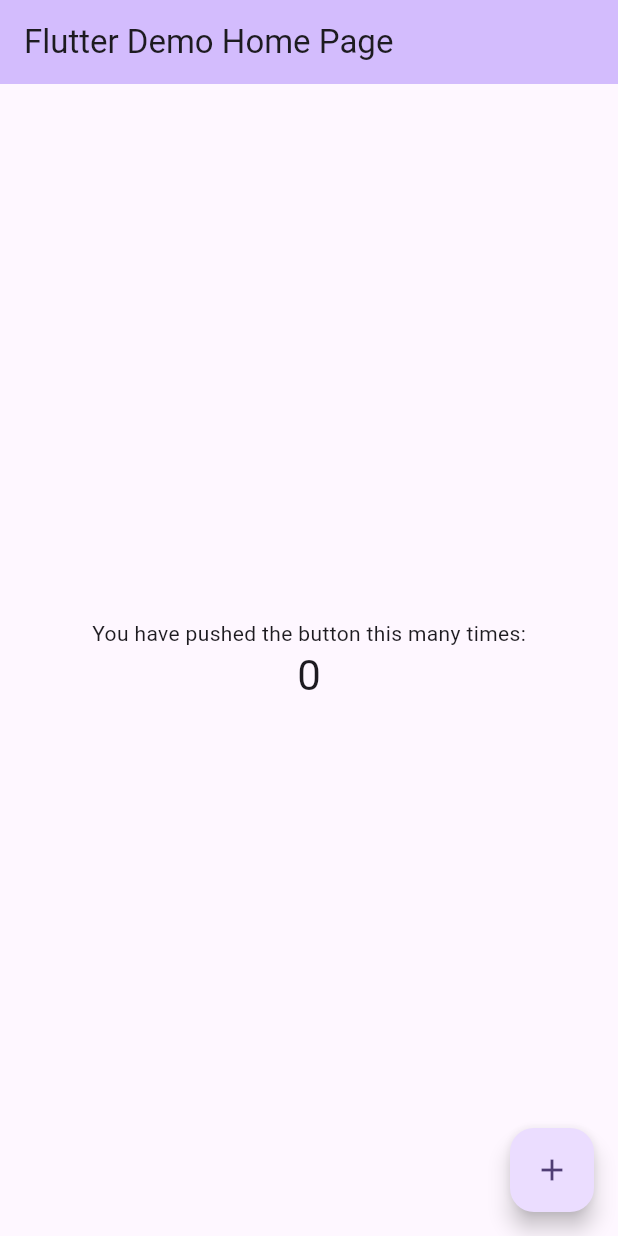
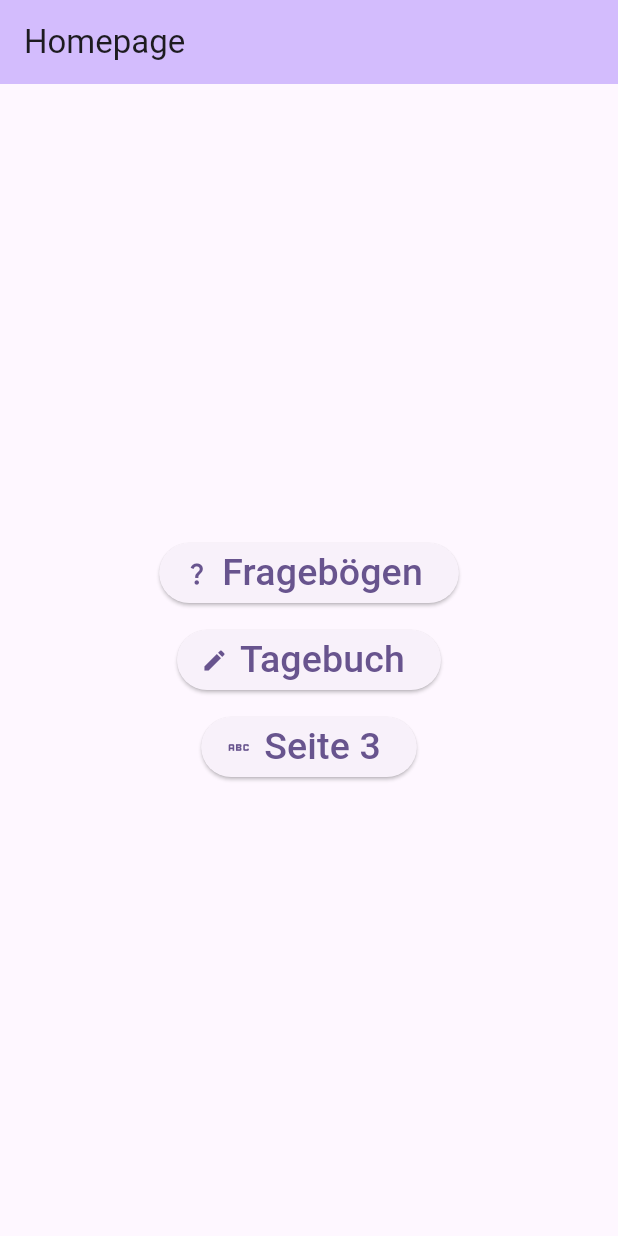
Before and after one commit to sarahthu/RLSApp, a Flutter app: the screen it shows after launch, on a phone screen of 412 x 824 dp. Run offline on Flutter 3.47's test engine with Material 3 defaults, Android fonts, the phone set to English and light mode, and no system bars.

Commit message:
Simple Flutter App hinzugefügt

```diff
--- a/patient_app/flutterapp/lib/main.dart
+++ b/patient_app/flutterapp/lib/main.dart
@@ -1,122 +1,135 @@
 import 'package:flutter/material.dart';
 
 void main() {
-  runApp(const MyApp());
+  runApp(MyApp());
 }
 
-class MyApp extends StatelessWidget {
+class MyApp extends StatelessWidget {  //Der Code in MyApp richtet die gesamte App ein
   const MyApp({super.key});
 
-  // This widget is the root of your application.
   @override
   Widget build(BuildContext context) {
     return MaterialApp(
-      title: 'Flutter Demo',
-      theme: ThemeData(
-        // This is the theme of your application.
-        //
-        // TRY THIS: Try running your application with "flutter run". You'll see
-        // the application has a purple toolbar. Then, without quitting the app,
-        // try changing the seedColor in the colorScheme below to Colors.green
-        // and then invoke "hot reload" (save your changes or press the "hot
-        // reload" button in a Flutter-supported IDE, or press "r" if you used
-        // the command line to start the app).
-        //
-        // Notice that the counter didn't reset back to zero; the application
-        // state is not lost during the reload. To reset the state, use hot
-        // restart instead.
-        //
-        // This works for code too, not just values: Most code changes can be
-        // tested with just a hot reload.
-        colorScheme: ColorScheme.fromSeed(seedColor: Colors.deepPurple),
-      ),
-      home: const MyHomePage(title: 'Flutter Demo Home Page'),
+        debugShowCheckedModeBanner: false, //macht das debug Banner oben rechts weg
+        title: 'Patient App',
+        theme: ThemeData(
+          colorScheme: ColorScheme.fromSeed(seedColor: Colors.deepPurple),
+        ),
+        home: const HomePage(title: 'Homepage'),
     );
   }
 }
 
-class MyHomePage extends StatefulWidget {
-  const MyHomePage({super.key, required this.title});
 
-  // This widget is the home page of your application. It is stateful, meaning
-  // that it has a State object (defined below) that contains fields that affect
-  // how it looks.
+//--------------------- Homepage --------------------------------------------------
 
-  // This class is the configuration for the state. It holds the values (in this
-  // case the title) provided by the parent (in this case the App widget) and
-  // used by the build method of the State. Fields in a Widget subclass are
-  // always marked "final".
-
+class HomePage extends StatelessWidget {
+  const HomePage({Key? key, required this.title}) : super(key: key);
   final String title;
 
   @override
-  State<MyHomePage> createState() => _MyHomePageState();
-}
-
-class _MyHomePageState extends State<MyHomePage> {
-  int _counter = 0;
-
-  void _incrementCounter() {
-    setState(() {
-      // This call to setState tells the Flutter framework that something has
-      // changed in this State, which causes it to rerun the build method below
-      // so that the display can reflect the updated values. If we changed
-      // _counter without calling setState(), then the build method would not be
-      // called again, and so nothing would appear to happen.
-      _counter++;
-    });
-  }
-
-  @override
   Widget build(BuildContext context) {
-    // This method is rerun every time setState is called, for instance as done
-    // by the _incrementCounter method above.
-    //
-    // The Flutter framework has been optimized to make rerunning build methods
-    // fast, so that you can just rebuild anything that needs updating rather
-    // than having to individually change instances of widgets.
     return Scaffold(
       appBar: AppBar(
-        // TRY THIS: Try changing the color here to a specific color (to
-        // Colors.amber, perhaps?) and trigger a hot reload to see the AppBar
-        // change color while the other colors stay the same.
         backgroundColor: Theme.of(context).colorScheme.inversePrimary,
-        // Here we take the value from the MyHomePage object that was created by
-        // the App.build method, and use it to set our appbar title.
-        title: Text(widget.title),
+        title: Text(title),
       ),
       body: Center(
-        // Center is a layout widget. It takes a single child and positions it
-        // in the middle of the parent.
         child: Column(
-          // Column is also a layout widget. It takes a list of children and
-          // arranges them vertically. By default, it sizes itself to fit its
-          // children horizontally, and tries to be as tall as its parent.
-          //
-          // Column has various properties to control how it sizes itself and
-          // how it positions its children. Here we use mainAxisAlignment to
-          // center the children vertically; the main axis here is the vertical
-          // axis because Columns are vertical (the cross axis would be
-          // horizontal).
-          //
-          // TRY THIS: Invoke "debug painting" (choose the "Toggle Debug Paint"
-          // action in the IDE, or press "p" in the console), to see the
-          // wireframe for each widget.
-          mainAxisAlignment: MainAxisAlignment.center,
-          children: <Widget>[
-            const Text('You have pushed the button this many times:'),
-            Text(
-              '$_counter',
-              style: Theme.of(context).textTheme.headlineMedium,
+          mainAxisAlignment: MainAxisAlignment.center,   //Buttons werden mittig in der Column angezeigt
+          children: [
+            ElevatedButton.icon(    //Knopf zur ersten Seite
+              icon: Icon(Icons.question_mark),
+              onPressed: () {
+                Navigator.push(context, MaterialPageRoute(builder: (context) {
+                  return const FragebogenPage(title: 'FragebogenPage');
+                }));
+              },
+              label: const Text('Fragebögen', style: TextStyle(fontSize: 25),),
+            ),
+            SizedBox(height: 10,),   //Abstand zwischen Knöpfen
+            ElevatedButton.icon(   //Knopf zur zweiten Seite
+              icon: Icon(Icons.mode_edit),
+              onPressed: () {
+                Navigator.push(context, MaterialPageRoute(builder: (context) {
+                  return const TagebuchPage(title: 'TagebuchPage');
+                }));
+              },
+              label: const Text('Tagebuch', style: TextStyle(fontSize: 25),),
+            ),
+            SizedBox(height: 10,),   //Abstand zwischen Knöpfen
+            ElevatedButton.icon(    //Knopf zur dritten Seite
+              icon: Icon(Icons.abc),
+              onPressed: () {
+                Navigator.push(context, MaterialPageRoute(builder: (context) {
+                  return const ThirdPage(title: 'ThirdPage');
+                }));
+              },
+              label: const Text('Seite 3', style: TextStyle(fontSize: 25),),
             ),
           ],
         ),
       ),
-      floatingActionButton: FloatingActionButton(
-        onPressed: _incrementCounter,
-        tooltip: 'Increment',
-        child: const Icon(Icons.add),
-      ), // This trailing comma makes auto-formatting nicer for build methods.
     );
   }
 }
+
+
+//--------------------- Erste Seite --------------------------------------------------
+
+class FragebogenPage extends StatelessWidget {
+  const FragebogenPage({Key? key, required this.title}) : super(key: key);
+  final String title;
+  @override
+  Widget build(BuildContext context) {
+    return Scaffold(
+      appBar: AppBar(
+        backgroundColor: Theme.of(context).colorScheme.inversePrimary,
+        title: Text(title),
+      ),
+      body: Center(
+        child: Text("Hallo das ist die Page für die Fragebögen", style: TextStyle(fontSize: 20),)
+      ),
+    );
+  }
+}
+
+
+//--------------------- Zweite Seite --------------------------------------------------
+
+class TagebuchPage extends StatelessWidget {
+  const TagebuchPage({Key? key, required this.title}) : super(key: key);
+  final String title;
+  @override
+  Widget build(BuildContext context) {
+    return Scaffold(
+      appBar: AppBar(
+        backgroundColor: Theme.of(context).colorScheme.inversePrimary,
+        title: Text(title),
+      ),
+      body: Center(
+        child: Text("Hallo das ist die Page für das Tagebuch", style: TextStyle(fontSize: 20),)
+      ),
+    );
+  }
+}
+
+
+//--------------------- Dritte Seite --------------------------------------------------
+
+class ThirdPage extends StatelessWidget {
+  const ThirdPage({Key? key, required this.title}) : super(key: key);
+  final String title;
+  @override
+  Widget build(BuildContext context) {
+    return Scaffold(
+      appBar: AppBar(
+        backgroundColor: Theme.of(context).colorScheme.inversePrimary,
+        title: Text(title),
+      ),
+      body: Center(
+        child: Text("Hallo das ist eine Dritte Seite", style: TextStyle(fontSize: 20),)
+      ),
+    );
+  }
+}
```
